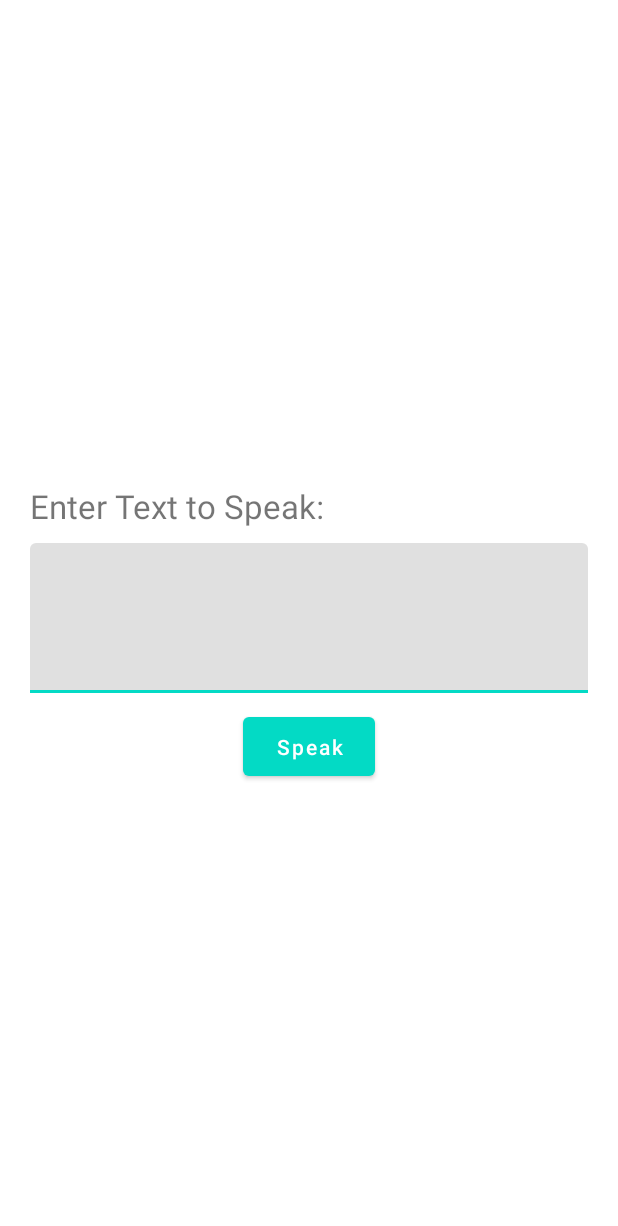
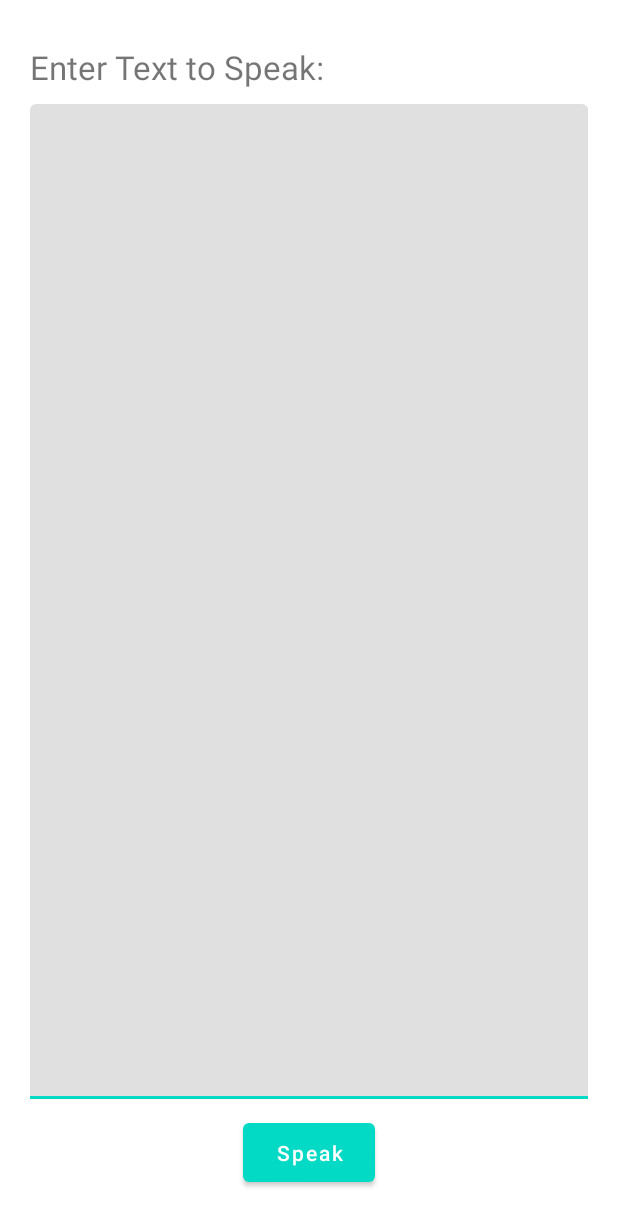
Before and after one commit to shahrazeahmad07/text-to-speech-demo, an Android app: the layout activity_main.xml on its own in the app's theme, with its tools: preview values and no code run, on a phone screen of 412 x 824 dp. Shown: the top 1226 px of the screen. Run offline under Robolectric (Android 15) with nearby library versions, the phone set to English and light mode, and no system bars.

Commit message:
Increased the size of textInputEditText

```diff
--- a/app/src/main/res/layout/activity_main.xml
+++ b/app/src/main/res/layout/activity_main.xml
@@ -8,28 +8,30 @@
     android:padding="20dp">
 
     <TextView
+        android:id="@+id/textView"
         android:layout_width="match_parent"
         android:layout_height="wrap_content"
         android:text="@string/enter_text_to_speak"
         android:textSize="22sp"
-        app:layout_constraintBottom_toTopOf="@id/til"
-        android:layout_marginBottom="10dp"
-        />
+        app:layout_constraintEnd_toEndOf="parent"
+        app:layout_constraintStart_toStartOf="parent"
+        app:layout_constraintTop_toTopOf="parent"
+        android:layout_marginVertical="10dp"/>
 
     <com.google.android.material.textfield.TextInputLayout
         android:id="@+id/til"
         android:layout_width="match_parent"
-        android:layout_height="wrap_content"
+        android:layout_height="0dp"
+        app:layout_constraintBottom_toTopOf="@+id/btnSpeak"
+        app:layout_constraintEnd_toEndOf="parent"
         app:layout_constraintStart_toStartOf="parent"
-        app:layout_constraintEnd_toEndOf="parent"
-        app:layout_constraintTop_toTopOf="parent"
-        app:layout_constraintBottom_toBottomOf="parent"
-        >
+        app:layout_constraintTop_toBottomOf="@+id/textView"
+        android:layout_marginVertical="10dp">
 
         <com.google.android.material.textfield.TextInputEditText
             android:id="@+id/tilText"
             android:layout_width="match_parent"
-            android:layout_height="100dp"
+            android:layout_height="match_parent"
             android:inputType="textMultiLine|textImeMultiLine" />
 
     </com.google.android.material.textfield.TextInputLayout>
@@ -38,12 +40,12 @@
         android:id="@+id/btnSpeak"
         android:layout_width="wrap_content"
         android:layout_height="wrap_content"
+        android:padding="10dp"
         android:text="@string/speak"
         android:textAllCaps="false"
-        app:layout_constraintTop_toBottomOf="@+id/til"
+        app:layout_constraintBottom_toBottomOf="parent"
+        app:layout_constraintEnd_toEndOf="parent"
         app:layout_constraintStart_toStartOf="parent"
-        app:layout_constraintEnd_toEndOf="parent"
-        android:layout_marginTop="10dp"
-        android:padding="10dp"/>
+        android:layout_marginVertical="10dp"/>
 
 </androidx.constraintlayout.widget.ConstraintLayout>
```
